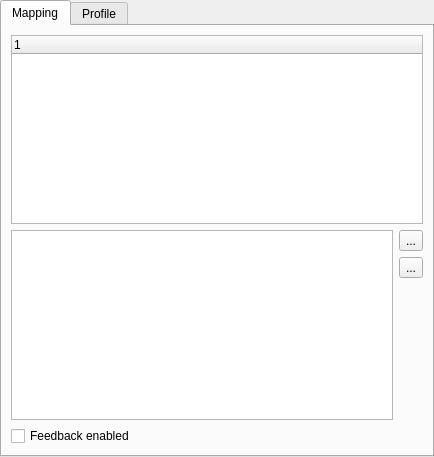
First picture: the form in trunk/ui/src/inputpatcheditor.ui, repository Bondzio/qlc, before the edit.
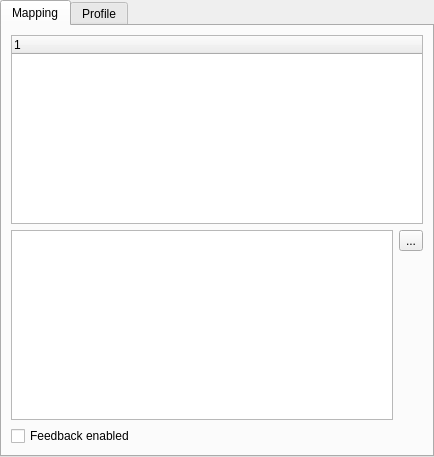
Second picture: the form after the edit. Icons and pictures are not drawn.

Commit message: Removed reconnect buttons from in/output patch editors and made them do an automatic reconnect when plugin configuration changes

Diff of the .ui file:
```diff
--- a/trunk/ui/src/inputpatcheditor.ui
+++ b/trunk/ui/src/inputpatcheditor.ui
@@ -73,26 +73,6 @@
         </widget>
        </item>
        <item row="2" column="2">
-        <widget class="QToolButton" name="m_reconnectButton">
-         <property name="toolTip">
-          <string>Attempt to re-connect the current plugin</string>
-         </property>
-         <property name="text">
-          <string notr="true">...</string>
-         </property>
-         <property name="icon">
-          <iconset resource="qlcui.qrc">
-           <normaloff>:/detach.png</normaloff>:/detach.png</iconset>
-         </property>
-         <property name="iconSize">
-          <size>
-           <width>32</width>
-           <height>32</height>
-          </size>
-         </property>
-        </widget>
-       </item>
-       <item row="3" column="2">
         <spacer name="verticalSpacer">
          <property name="orientation">
           <enum>Qt::Vertical</enum>
```
Left out of the diff: 4 changed lines with no effect on the pictures. The commit also changes 13 other files.
